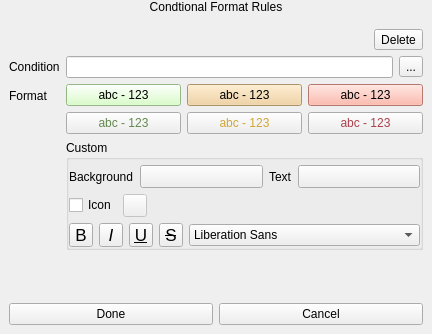
The window that src/ui/qgsfieldconditionalformatwidget.ui (qgis/QGIS) describes before a commit, drawn with Qt 5.
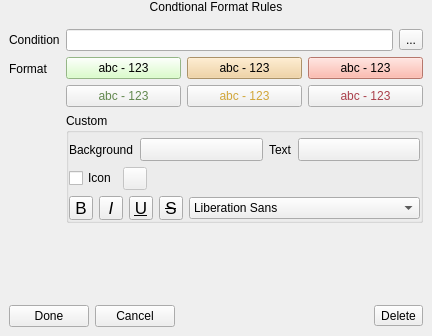
The same window after the commit. Icons and pictures are not drawn. Custom widgets are drawn as their Qt base class.

Commit message: Move delete button

```diff
--- a/src/ui/qgsfieldconditionalformatwidget.ui
+++ b/src/ui/qgsfieldconditionalformatwidget.ui
@@ -6,8 +6,8 @@
    <rect>
     <x>0</x>
     <y>0</y>
-    <width>378</width>
-    <height>334</height>
+    <width>380</width>
+    <height>336</height>
    </rect>
   </property>
   <property name="sizePolicy">
@@ -90,42 +90,14 @@
        <property name="fieldGrowthPolicy">
         <enum>QFormLayout::AllNonFixedFieldsGrow</enum>
        </property>
-       <item row="2" column="1">
-        <layout class="QHBoxLayout" name="horizontalLayout_3">
-         <item>
-          <spacer name="horizontalSpacer">
-           <property name="orientation">
-            <enum>Qt::Horizontal</enum>
-           </property>
-           <property name="sizeHint" stdset="0">
-            <size>
-             <width>40</width>
-             <height>20</height>
-            </size>
-           </property>
-          </spacer>
-         </item>
-         <item>
-          <widget class="QToolButton" name="mDeleteButton">
-           <property name="text">
-            <string>Delete</string>
-           </property>
-           <property name="icon">
-            <iconset resource="../../images/images.qrc">
-             <normaloff>:/images/themes/default/mActionDeleteSelected.svg</normaloff>:/images/themes/default/mActionDeleteSelected.svg</iconset>
-           </property>
-          </widget>
-         </item>
-        </layout>
-       </item>
-       <item row="5" column="0">
+       <item row="4" column="0">
         <widget class="QLabel" name="label">
          <property name="text">
           <string>Condition</string>
          </property>
         </widget>
        </item>
-       <item row="5" column="1">
+       <item row="4" column="1">
         <layout class="QHBoxLayout" name="horizontalLayout_5">
          <item>
           <widget class="QLineEdit" name="mRuleEdit"/>
@@ -143,14 +115,14 @@
          </item>
         </layout>
        </item>
-       <item row="6" column="0">
+       <item row="5" column="0">
         <widget class="QLabel" name="label_3">
          <property name="text">
           <string>Format</string>
          </property>
         </widget>
        </item>
-       <item row="6" column="1">
+       <item row="5" column="1">
         <layout class="QGridLayout" name="gridLayout_2">
          <item row="0" column="0">
           <widget class="QPushButton" name="mDefault1">
@@ -292,7 +264,7 @@
          </item>
         </layout>
        </item>
-       <item row="7" column="1">
+       <item row="6" column="1">
         <widget class="QGroupBox" name="horizontalGroupBox_2">
          <property name="title">
           <string>Custom</string>
@@ -614,7 +586,7 @@
          </layout>
         </widget>
        </item>
-       <item row="10" column="0" colspan="2">
+       <item row="9" column="0" colspan="2">
         <spacer name="verticalSpacer">
          <property name="orientation">
           <enum>Qt::Vertical</enum>
@@ -630,7 +602,7 @@
          </property>
         </spacer>
        </item>
-       <item row="11" column="0" colspan="2">
+       <item row="10" column="0" colspan="2">
         <layout class="QHBoxLayout" name="horizontalLayout_2">
          <item>
           <widget class="QPushButton" name="mSaveRule">
@@ -646,6 +618,33 @@
            </property>
           </widget>
          </item>
+         <item>
+          <spacer name="horizontalSpacer">
+           <property name="orientation">
+            <enum>Qt::Horizontal</enum>
+           </property>
+           <property name="sizeHint" stdset="0">
+            <size>
+             <width>40</width>
+             <height>20</height>
+            </size>
+           </property>
+          </spacer>
+         </item>
+         <item>
+          <widget class="QToolButton" name="mDeleteButton">
+           <property name="text">
+            <string>Delete</string>
+           </property>
+           <property name="icon">
+            <iconset resource="../../images/images.qrc">
+             <normaloff>:/images/themes/default/mActionDeleteSelected.svg</normaloff>:/images/themes/default/mActionDeleteSelected.svg</iconset>
+           </property>
+           <property name="toolButtonStyle">
+            <enum>Qt::ToolButtonTextBesideIcon</enum>
+           </property>
+          </widget>
+         </item>
         </layout>
        </item>
       </layout>
```
Left out of the diff: 4 changed lines with no effect on the pictures.
